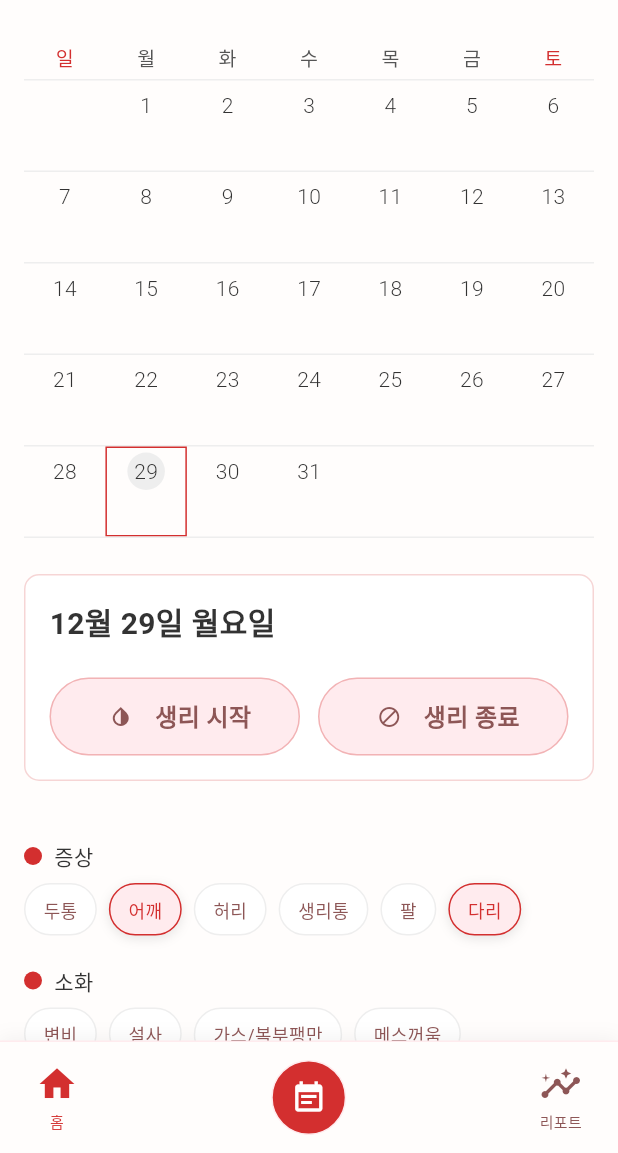
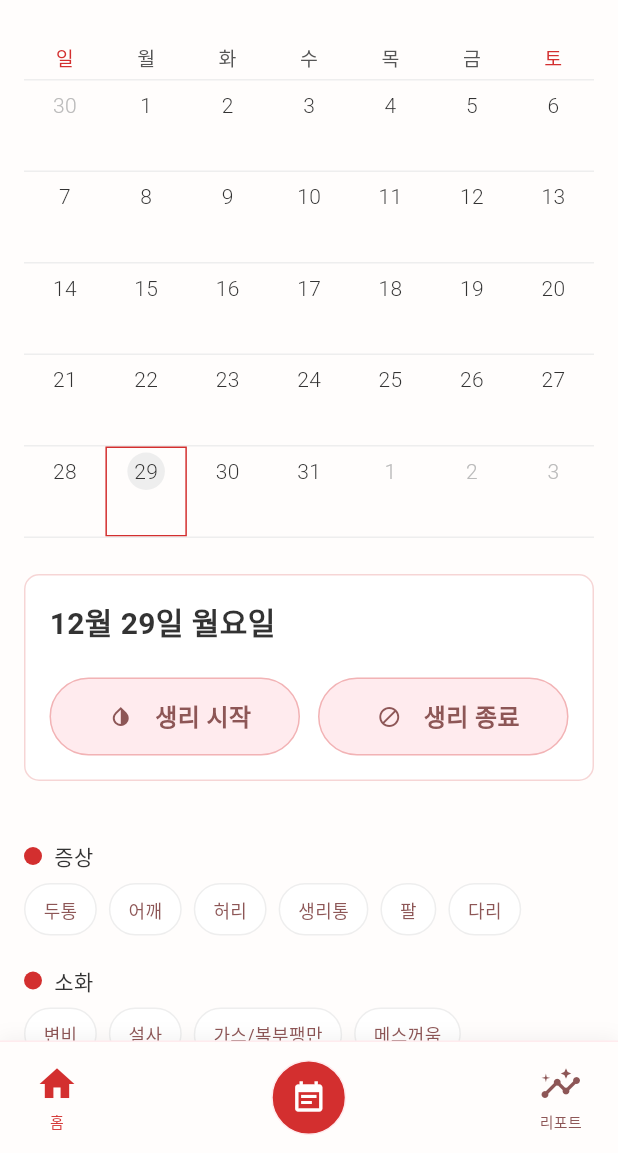
Before and after one commit to mj012345/redtime, a Flutter app: the screen it shows after launch, on a phone screen of 412 x 824 dp, the part 83-1236 px from its top. Run offline on Flutter 3.47's test engine with Material 3 defaults, Android fonts, the phone set to English and light mode, and no system bars; our stand-ins replace calendar_date_picker2; Roboto replaces fonts that are missing (Pretendard).

Commit message:
feat: 달력 ui & 기능완성

```diff
--- a/red_time_app/lib/main.dart
+++ b/red_time_app/lib/main.dart
@@ -21,7 +21,7 @@ class MyApp extends StatelessWidget {
     );
   }
 }
-
+/*
 // --------------------------[캘린더 페이지]-----------------------------
 //   screens/period_tracker_screen.dart
 // import 'package:flutter/material.dart';
@@ -940,3 +940,6 @@ class DateHelper {
     return isSameDay(date, selected);
   }
 }
+
+
+*/
--- a/red_time_app/lib/new.dart
+++ b/red_time_app/lib/new.dart
@@ -41,38 +41,58 @@ class _PeriodCycle {
 // [메인 상태 관리 클래스] 캘린더 화면의 상태와 로직을 관리
 // ============================================================================
 class _FigmaCalendarPageState extends State<FigmaCalendarPage> {
-  // --------------------[상태 변수: 총 8가지 날짜 타입 관리]--------------------
-  // today: 오늘 날짜
+  // [today 오늘] 데이터 계산 - DateTime.now()로 오늘 날짜를 표시
   final DateTime today = DateTime.now();
 
-  // selectedDay: 달력에서 선택한 날짜
+  // [selectedDay 달력에서 선택한 날짜] 데이터 계산 - 캘린더 선택 상태를 보관
   DateTime? selectedDay = DateTime.now();
 
-  // currentMonth: 현재 표시 중인 달
+  // [currentMonth 현재 표시 월] 데이터 계산 - 달력 헤더/그리드에 사용
   DateTime currentMonth = DateTime(DateTime.now().year, DateTime.now().month);
 
-  // 실제 생리일 기록 (여러 주기 지원)
+  // [periodDay 생리주기] 데이터 계산 - periodCycles의 일자들을 풀어서 정렬 저장
   List<DateTime> periodDays = [];
   List<_PeriodCycle> periodCycles = [];
   int? activeCycleIndex;
 
-  // 실제 가임기/배란일 (계산값)
+  // [fertileWindowDay 가임기] 데이터 계산 - 생리 주기와 luteal(14일) 기준 -4~+2일 가임기
   List<DateTime> fertileWindowDays = [];
   DateTime? ovulationDay;
 
-  // 예상 생리일 (계산값)
+  // [expectedPeriodDay 예상 생리주기] 데이터 계산 - 최근 주기 길이 평균으로 3개월치 예측
   List<DateTime> expectedPeriodDays = [];
 
-  // 예상 가임기 (계산값)
+  // [expectedFertileWindowDay 예상 가임기] 데이터 계산 - 예상 생리 시작일-14일을 중심으로 -4~+2일
   List<DateTime> expectedFertileWindowDays = [];
 
-  // 예상 배란일 (계산값)
+  // [expectedOvulationDay 예상 배란일] 데이터 계산 - 예상 생리 시작일에서 14일 전
   DateTime? expectedOvulationDay;
 
-  // 증상 기록이 있는 날짜 (예시: 11/11, 11/28)
-  final List<DateTime> symptomRecordDays = [
-    DateTime(2025, 11, 11),
-    DateTime(2025, 11, 28),
+  // [symptomRecordDays 증상 기록일] 데이터 계산 - 날짜별 선택된 증상(Map)에서 키를 날짜로 변환해 보관
+  List<DateTime> symptomRecordDays = [];
+
+  // 날짜별 증상 선택 상태 저장 (key: yyyy-MM-dd, value: 선택된 라벨 집합)
+  final Map<String, Set<String>> _symptomSelections = {};
+
+  // 증상 카테고리/칩 정의 (기본 선택 없음)
+  final List<_CategoryData> _symptomCatalog = const [
+    _CategoryData('증상', [
+      ['두통', '어깨', '허리', '생리통', '팔', '다리'],
+    ]),
+    _CategoryData('소화', [
+      ['변비', '설사', '가스/복부팽만', '메스꺼움'],
+    ]),
+    _CategoryData('컨디션', [
+      ['피로', '집중력 저하', '불면증'],
+      ['식욕', '성욕', '분비물', '질건조', '질가려움'],
+      ['피부 건조', '피부 가려움', '뾰루지'],
+    ]),
+    _CategoryData('기분', [
+      ['행복', '불안', '우울', '슬픔', '분노'],
+    ]),
+    _CategoryData('기타', [
+      ['관계', '메모'],
+    ]),
   ];
 
   @override
@@ -80,6 +100,53 @@ class _FigmaCalendarPageState extends State<FigmaCalendarPage> {
     super.initState();
     // 초기값: 오늘 날짜를 선택 상태로 설정
     selectedDay = today;
+  }
+
+  // 날짜 키 변환 (yyyy-MM-dd)
+  String _dateKey(DateTime d) =>
+      '${d.year.toString().padLeft(4, '0')}-${d.month.toString().padLeft(2, '0')}-${d.day.toString().padLeft(2, '0')}';
+
+  // 문자열 키를 DateTime으로 파싱
+  DateTime _parseDateKey(String key) {
+    final parts = key.split('-');
+    return DateTime(
+      int.parse(parts[0]),
+      int.parse(parts[1]),
+      int.parse(parts[2]),
+    );
+  }
+
+  // 선택된 날짜의 증상 라벨 집합 조회
+  Set<String> _selectedSymptomsFor(DateTime? day) {
+    if (day == null) return <String>{};
+    return _symptomSelections[_dateKey(day)] ?? <String>{};
+  }
+
+  // 증상 토글 후 상태/표시 날짜 갱신
+  void _toggleSymptom(String label) {
+    if (selectedDay == null) return;
+    final key = _dateKey(selectedDay!);
+    final current = {...(_symptomSelections[key] ?? <String>{})};
+    if (current.contains(label)) {
+      current.remove(label);
+    } else {
+      current.add(label);
+    }
+
+    if (current.isEmpty) {
+      _symptomSelections.remove(key);
+    } else {
+      _symptomSelections[key] = current;
+    }
+
+    _recomputeSymptomRecordDays();
+    setState(() {});
+  }
+
+  // 증상 기록이 있는 날짜 리스트 재계산
+  void _recomputeSymptomRecordDays() {
+    symptomRecordDays = _symptomSelections.keys.map(_parseDateKey).toList()
+      ..sort((a, b) => a.compareTo(b));
   }
 
   // =======================[생리 주기 관리 메서드] 생리 시작일 설정/해제=================================
@@ -121,6 +188,7 @@ class _FigmaCalendarPageState extends State<FigmaCalendarPage> {
       if (cycle.end != null && cycle.end!.isBefore(cycle.start)) {
         cycle.end = cycle.start;
       }
+      _ensureDefaultEnd(idx);
       activeCycleIndex = idx;
       _recomputePeriodDays();
       return;
@@ -129,6 +197,7 @@ class _FigmaCalendarPageState extends State<FigmaCalendarPage> {
     // 새 주기 추가
     periodCycles.add(_PeriodCycle(sd, null));
     activeCycleIndex = periodCycles.length - 1;
+    _ensureDefaultEnd(activeCycleIndex!);
     _recomputePeriodDays();
   }
 
@@ -154,6 +223,14 @@ class _FigmaCalendarPageState extends State<FigmaCalendarPage> {
     }
 
     final cycle = periodCycles[idx];
+    // 같은 종료일을 다시 누르면 종료일 해제
+    if (cycle.end != null && _sameDay(cycle.end!, sd)) {
+      cycle.end = null;
+      activeCycleIndex = idx;
+      _recomputePeriodDays();
+      return;
+    }
+
     if (sd.isBefore(cycle.start)) {
       // 종료일이 시작일보다 앞이면 시작일을 종료일로 이동
       cycle.start = sd;
@@ -163,6 +240,15 @@ class _FigmaCalendarPageState extends State<FigmaCalendarPage> {
     }
     activeCycleIndex = idx;
     _recomputePeriodDays();
+  }
+
+  // 시작일 설정 시 기본 종료일을 start+4(총 5일)로 보정
+  void _ensureDefaultEnd(int idx) {
+    if (idx < 0 || idx >= periodCycles.length) return;
+    final cycle = periodCycles[idx];
+    if (cycle.end == null || cycle.end!.isBefore(cycle.start)) {
+      cycle.end = cycle.start.add(const Duration(days: 4));
+    }
   }
 
   // =======================[데이터 재계산 메서드] 생리 주기 변경 시 periodDays 재계산=================================
@@ -227,9 +313,9 @@ class _FigmaCalendarPageState extends State<FigmaCalendarPage> {
         ovulationDay = cycleOvulation; // 가장 최근 배란일 유지
       }
 
-      // 가임기: 배란일 -5일 ~ 배란일 +2일 (총 8일)
-      final startWindow = cycleOvulation.subtract(const Duration(days: 5));
-      for (int i = 0; i < 8; i++) {
+      // 가임기: 배란일 -4일 ~ 배란일 +2일 (총 7일)
+      final startWindow = cycleOvulation.subtract(const Duration(days: 4));
+      for (int i = 0; i < 7; i++) {
         fertileWindowDays.add(
           DateTime(startWindow.year, startWindow.month, startWindow.day + i),
         );
@@ -274,11 +360,11 @@ class _FigmaCalendarPageState extends State<FigmaCalendarPage> {
         expectedOvulationDay = expectedOvulation; // 첫 번째만 유지
       }
 
-      // 예상 가임기: 배란일 -5일 ~ 배란일 +2일 (총 8일)
+      // 예상 가임기: 배란일 -4일 ~ 배란일 +2일 (총 7일)
       final expectedStartWindow = expectedOvulation.subtract(
-        const Duration(days: 5),
-      );
-      for (int i = 0; i < 8; i++) {
+        const Duration(days: 4),
+      );
+      for (int i = 0; i < 7; i++) {
         expectedFertileWindowDays.add(
           DateTime(
             expectedStartWindow.year,
@@ -398,6 +484,10 @@ class _FigmaCalendarPageState extends State<FigmaCalendarPage> {
                                   onSelect: (day) {
                                     setState(() {
                                       selectedDay = day;
+                                      currentMonth = DateTime(
+                                        day.year,
+                                        day.month,
+                                      );
                                     });
                                   },
                                 ),
@@ -418,7 +508,13 @@ class _FigmaCalendarPageState extends State<FigmaCalendarPage> {
                                 ),
                                 const SizedBox(height: 16),
                                 const SizedBox(height: 24),
-                                const _SymptomSection(),
+                                _SymptomSection(
+                                  categories: _symptomCatalog,
+                                  selectedLabels: _selectedSymptomsFor(
+                                    selectedDay,
+                                  ),
+                                  onToggle: _toggleSymptom,
+                                ),
                                 const SizedBox(height: 24),
                               ],
                             );
@@ -550,24 +646,22 @@ class _Calendar extends StatelessWidget {
     // 요일 순서: 일요일 시작
     final weekdays = ['일', '월', '화', '수', '목', '금', '토'];
     final firstDay = DateTime(month.year, month.month, 1);
-    final daysInMonth = DateTime(month.year, month.month + 1, 0).day;
     final startWeekday = firstDay.weekday; // 1=Mon ... 7=Sun
     final startOffset = startWeekday % 7; // Sun -> 0, Mon ->1 ... Sat->6
 
-    final cells = <DateTime?>[];
-    for (int i = 0; i < startOffset; i++) {
-      cells.add(null); // 앞쪽 빈 칸
-    }
-    for (int d = 1; d <= daysInMonth; d++) {
-      cells.add(DateTime(month.year, month.month, d));
-    }
-    while (cells.length % 7 != 0) {
-      cells.add(null);
-    }
-
-    final rows = <List<DateTime?>>[];
-    for (int i = 0; i < cells.length; i += 7) {
-      rows.add(cells.sublist(i, i + 7));
+    // 이번 달을 모두 포함하는 최소 주차만큼만 행 생성
+    final daysInMonth = DateTime(month.year, month.month + 1, 0).day;
+    final totalCells = ((startOffset + daysInMonth + 6) ~/ 7) * 7; // 최소 주차*7
+    final startDate = firstDay.subtract(Duration(days: startOffset));
+
+    final rows = <List<DateTime>>[];
+    for (int idx = 0; idx < totalCells; idx += 7) {
+      final week = <DateTime>[];
+      for (int d = 0; d < 7; d++) {
+        final day = startDate.add(Duration(days: idx + d));
+        week.add(DateTime(day.year, day.month, day.day));
+      }
+      rows.add(week);
     }
 
     return Column(
@@ -606,38 +700,33 @@ class _Calendar extends StatelessWidget {
                       .map(
                         (day) => Expanded(
                           child: _DayCell(
-                            day: day?.day,
-                            onTap: day == null ? null : () => onSelect(day),
-                            isPeriod:
-                                day != null && _containsDate(periodDays, day),
-                            isFertile:
-                                day != null &&
-                                _containsDate(fertileWindowDays, day),
+                            date: day,
+                            isOutsideMonth: day.month != month.month,
+                            onTap: () => onSelect(day),
+                            isPeriod: _containsDate(periodDays, day),
+                            isFertile: _containsDate(fertileWindowDays, day),
                             isOvulation:
-                                day != null &&
                                 ovulationDay != null &&
                                 _sameDay(day, ovulationDay!),
-                            isExpectedPeriod:
-                                day != null &&
-                                _containsDate(expectedPeriodDays, day),
-                            isExpectedFertile:
-                                day != null &&
-                                _containsDate(expectedFertileWindowDays, day),
-                            isToday: day != null && _sameDay(day, today),
+                            isExpectedPeriod: _containsDate(
+                              expectedPeriodDays,
+                              day,
+                            ),
+                            isExpectedFertile: _containsDate(
+                              expectedFertileWindowDays,
+                              day,
+                            ),
+                            isToday: _sameDay(day, today),
                             isSelected:
-                                day != null &&
                                 selectedDay != null &&
                                 _sameDay(day, selectedDay!),
-                            hasRecord:
-                                day != null &&
-                                _containsDate(symptomRecordDays, day),
-                            isPeriodStart:
-                                day != null && _isRangeStart(periodCycles, day),
-                            isPeriodEnd:
-                                day != null && _isRangeEnd(periodCycles, day),
-                            isFertileStart:
-                                day != null &&
-                                _isFertileWindowStart(fertileWindowDays, day),
+                            hasRecord: _containsDate(symptomRecordDays, day),
+                            isPeriodStart: _isRangeStart(periodCycles, day),
+                            isPeriodEnd: _isRangeEnd(periodCycles, day),
+                            isFertileStart: _isFertileWindowStart(
+                              fertileWindowDays,
+                              day,
+                            ),
                           ),
                         ),
                       )
@@ -731,8 +820,9 @@ class _HorizontalLine extends StatelessWidget {
 // - 오늘 날짜는 원형 배경으로 강조 표시
 // ============================================================================
 class _DayCell extends StatelessWidget {
-  final int? day;
-  final VoidCallback? onTap;
+  final DateTime date;
+  final bool isOutsideMonth;
+  final VoidCallback onTap;
   final bool isPeriod;
   final bool isFertile;
   final bool isOvulation;
@@ -746,7 +836,8 @@ class _DayCell extends StatelessWidget {
   final bool isFertileStart;
 
   const _DayCell({
-    required this.day,
+    required this.date,
+    required this.isOutsideMonth,
     required this.onTap,
     required this.isPeriod,
     required this.isFertile,
@@ -763,12 +854,10 @@ class _DayCell extends StatelessWidget {
 
   @override
   Widget build(BuildContext context) {
-    if (day == null) {
-      return const SizedBox.shrink();
-    }
-
     Color? bgColor;
-    Color textColor = const Color(0xFF333333);
+    Color textColor = isOutsideMonth
+        ? const Color(0xFFBBBBBB)
+        : const Color(0xFF333333);
     Color? borderColor;
 
     if (isPeriod) {
@@ -836,7 +925,7 @@ class _DayCell extends StatelessWidget {
                       ],
                       // 날짜 텍스트 (모든 날짜 동일한 위치)
                       Text(
-                        '$day',
+                        '${date.day}',
                         style: TextStyle(
                           fontSize: 14,
                           fontWeight: FontWeight.w300,
@@ -1015,6 +1104,36 @@ class _TodayCard extends StatelessWidget {
     return a.year == b.year && a.month == b.month && a.day == b.day;
   }
 
+  String? _periodBadgeText() {
+    if (selectedDay == null) return null;
+    final d = DateTime(selectedDay!.year, selectedDay!.month, selectedDay!.day);
+
+    // 실제 생리 구간이면 "생리 시작 n일째"
+    for (final c in periodCycles) {
+      if (c.contains(d)) {
+        final start = DateTime(c.start.year, c.start.month, c.start.day);
+        final dayIndex = d.difference(start).inDays + 1;
+        return '생리 시작 ${dayIndex}일째';
+      }
+    }
+
+    // 예상 생리 시작일까지 남은 일수 (블록의 시작일 기준)
+    if (expectedPeriodDays.isNotEmpty) {
+      final sorted = [...expectedPeriodDays]..sort((a, b) => a.compareTo(b));
+      DateTime? last;
+      for (final date in sorted) {
+        final isBlockStart = last == null || date.difference(last).inDays > 1;
+        if (isBlockStart && (date.isAfter(d) || _sameDay(date, d))) {
+          final diff = date.difference(d).inDays;
+          if (diff == 0) return '생리 예정일 오늘';
+          return '생리 예정일 ${diff}일전';
+        }
+        last = date;
+      }
+    }
+    return null;
+  }
+
   @override
   Widget build(BuildContext context) {
     return Container(
@@ -1042,15 +1161,16 @@ class _TodayCard extends StatelessWidget {
           Builder(
             builder: (context) {
               final probability = _calculatePregnancyProbability(selectedDay);
-
-              if (probability == null) {
-                return const SizedBox.shrink(); // 범위 밖이면 표시하지 않음
-              }
-
-              // 색상과 텍스트 결정
-              Color circleColor;
-              String text;
-
+              final periodBadgeText = _periodBadgeText();
+
+              if (probability == null && periodBadgeText == null) {
+                return const SizedBox.shrink(); // 표시할 정보가 없으면 숨김
+              }
+
+              Color? circleColor;
+              String? text;
+
+              if (probability != null) {
                 switch (probability) {
                   case '낮음':
                     circleColor = const Color(0xFFC5C5C5); // 회색
@@ -1065,9 +1185,19 @@ class _TodayCard extends StatelessWidget {
                     text = '임신 확률 보통';
                     break;
                 }
+              }
 
               return Row(
                 children: [
+                  if (periodBadgeText != null) ...[
+                    _Badge(
+                      text: periodBadgeText,
+                      bg: const Color(0xFFFFF3CD),
+                      fg: const Color(0xFFB34A4A),
+                    ),
+                    const SizedBox(width: 8),
+                  ],
+                  if (text != null && circleColor != null)
                     Row(
                       children: [
                         Container(
@@ -1207,84 +1337,42 @@ class _ToggleChip extends StatelessWidget {
 }
 
 // ============================================================================
+// [데이터 클래스] 증상 카테고리 정의
+// ============================================================================
+class _CategoryData {
+  final String title;
+  final List<List<String>> groups;
+  const _CategoryData(this.title, this.groups);
+}
+
+// ============================================================================
 // [위젯 클래스] 증상 기록 섹션 (카테고리별 증상 칩들)
 // ============================================================================
 class _SymptomSection extends StatelessWidget {
-  const _SymptomSection();
+  final List<_CategoryData> categories;
+  final Set<String> selectedLabels;
+  final ValueChanged<String> onToggle;
+
+  const _SymptomSection({
+    required this.categories,
+    required this.selectedLabels,
+    required this.onToggle,
+  });
 
   @override
   Widget build(BuildContext context) {
     return Column(
       crossAxisAlignment: CrossAxisAlignment.start,
-      children: const [
+      children: [
+        for (int i = 0; i < categories.length; i++) ...[
           _Category(
-          title: '증상',
-          groups: [
-            [
-              _ChipData('두통', false),
-              _ChipData('어깨', true),
-              _ChipData('허리', false),
-              _ChipData('생리통', false),
-              _ChipData('팔', false),
-              _ChipData('다리', true),
-            ],
-          ],
-        ),
-        SizedBox(height: 12),
-        _Category(
-          title: '소화',
-          groups: [
-            [
-              _ChipData('변비', false),
-              _ChipData('설사', false),
-              _ChipData('가스/복부팽만', false),
-              _ChipData('메스꺼움', false),
-            ],
-          ],
-        ),
-        SizedBox(height: 12),
-        _Category(
-          title: '컨디션',
-          groups: [
-            [
-              _ChipData('피로', false),
-              _ChipData('집중력 저하', false),
-              _ChipData('불면증', false),
-            ],
-            [
-              _ChipData('식욕', false),
-              _ChipData('성욕', false),
-              _ChipData('분비물', false),
-              _ChipData('질건조', true),
-              _ChipData('질가려움', false),
-            ],
-            [
-              _ChipData('피부 건조', true),
-              _ChipData('피부 가려움', true),
-              _ChipData('뾰루지', false),
-            ],
-          ],
-        ),
-        SizedBox(height: 12),
-        _Category(
-          title: '기분',
-          groups: [
-            [
-              _ChipData('행복', false),
-              _ChipData('불안', false),
-              _ChipData('우울', false),
-              _ChipData('슬픔', false),
-              _ChipData('분노', false),
-            ],
-          ],
-        ),
-        SizedBox(height: 12),
-        _Category(
-          title: '기타',
-          groups: [
-            [_ChipData('관계', false), _ChipData('메모', false)],
-          ],
-        ),
+            title: categories[i].title,
+            groups: categories[i].groups,
+            selectedLabels: selectedLabels,
+            onToggle: onToggle,
+          ),
+          if (i != categories.length - 1) const SizedBox(height: 12),
+        ],
       ],
     );
   }
@@ -1295,9 +1383,16 @@ class _SymptomSection extends StatelessWidget {
 // ============================================================================
 class _Category extends StatelessWidget {
   final String title;
-  final List<List<_ChipData>> groups;
-
-  const _Category({required this.title, required this.groups});
+  final List<List<String>> groups;
+  final Set<String> selectedLabels;
+  final ValueChanged<String> onToggle;
+
+  const _Category({
+    required this.title,
+    required this.groups,
+    required this.selectedLabels,
+    required this.onToggle,
+  });
 
   @override
   Widget build(BuildContext context) {
@@ -1330,7 +1425,15 @@ class _Category extends StatelessWidget {
           Wrap(
             spacing: 8,
             runSpacing: 8,
-            children: row.map((chip) => _SymptomChip(data: chip)).toList(),
+            children: row
+                .map(
+                  (label) => _SymptomChip(
+                    label: label,
+                    selected: selectedLabels.contains(label),
+                    onTap: () => onToggle(label),
+                  ),
+                )
+                .toList(),
           ),
           const SizedBox(height: 8),
         ],
@@ -1340,33 +1443,41 @@ class _Category extends StatelessWidget {
 }
 
 // ============================================================================
-// [데이터 클래스] 증상 칩 데이터
-// ============================================================================
-class _ChipData {
+// [위젯 클래스] 증상 칩 (개별 증상 표시)
+// ============================================================================
+class _SymptomChip extends StatelessWidget {
   final String label;
   final bool selected;
-
-  const _ChipData(this.label, this.selected);
-}
-
-// ============================================================================
-// [위젯 클래스] 증상 칩 (개별 증상 표시)
-// ============================================================================
-class _SymptomChip extends StatelessWidget {
-  final _ChipData data;
-
-  const _SymptomChip({required this.data});
+  final VoidCallback onTap;
+
+  const _SymptomChip({
+    required this.label,
+    required this.selected,
+    required this.onTap,
+  });
 
   @override
   Widget build(BuildContext context) {
-    final selected = data.selected;
-    return Container(
+    final Color fillColor = selected ? const Color(0xFFFFEBEE) : Colors.white;
+    final Color borderColor = selected
+        ? const Color(0xFFD32F2F)
+        : const Color(0xFFEEEEEE);
+    final Color textColor = selected
+        ? const Color(0xFFD32F2F)
+        : const Color(0xFF8D5656);
+
+    return Material(
+      color: Colors.transparent,
+      child: InkWell(
+        key: Key('symptom_$label'),
+        borderRadius: BorderRadius.circular(30),
+        onTap: onTap,
+        child: AnimatedContainer(
+          duration: const Duration(milliseconds: 150),
           padding: const EdgeInsets.symmetric(horizontal: 12, vertical: 8),
           decoration: BoxDecoration(
-        color: selected ? const Color(0xFFFFEBEE) : Colors.white,
-        border: Border.all(
-          color: selected ? const Color(0xFFD32F2F) : const Color(0xFFEEEEEE),
-        ),
+            color: fillColor,
+            border: Border.all(color: borderColor),
             borderRadius: BorderRadius.circular(30),
             boxShadow: selected
                 ? [
@@ -1378,11 +1489,7 @@ class _SymptomChip extends StatelessWidget {
                   ]
                 : null,
           ),
-      child: Text(
-        data.label,
-        style: TextStyle(
-          fontSize: 12,
-          color: selected ? const Color(0xFFD32F2F) : const Color(0xFF8D5656),
+          child: Text(label, style: TextStyle(fontSize: 12, color: textColor)),
         ),
       ),
     );
```
Also changed, not shown: 2 other files. Lines whose indentation alone changed are shown as unchanged.
